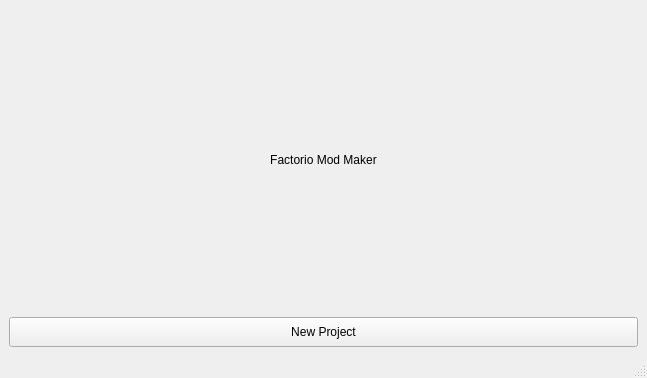
Qt form ui/mainwindow.ui (adamalbu/factorio-mod-maker) before a commit.
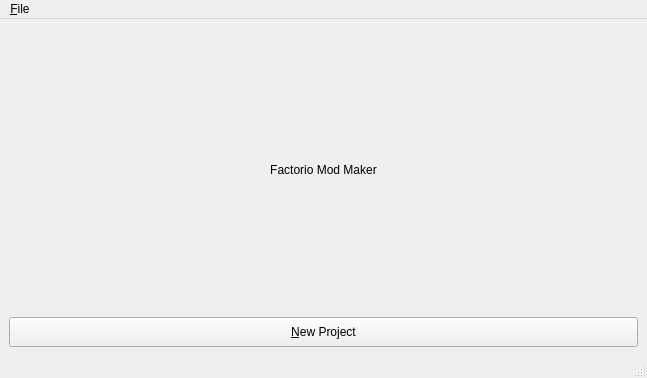
The same form after that commit.

What changed in the file:
```diff
--- a/ui/mainwindow.ui
+++ b/ui/mainwindow.ui
@@ -52,7 +52,7 @@
        </size>
       </property>
       <property name="text">
-       <string>New Project</string>
+       <string>&amp;New Project</string>
       </property>
       <property name="autoDefault">
        <bool>false</bool>
@@ -76,6 +76,14 @@
      <height>19</height>
     </rect>
    </property>
+   <widget class="QMenu" name="menuFile">
+    <property name="title">
+     <string>&amp;File</string>
+    </property>
+    <addaction name="actionNew"/>
+    <addaction name="actionOpen"/>
+   </widget>
+   <addaction name="menuFile"/>
   </widget>
   <widget class="QStatusBar" name="statusbar"/>
  </widget>
```
Left out of the diff: 16 changed lines with no effect on the pictures.
